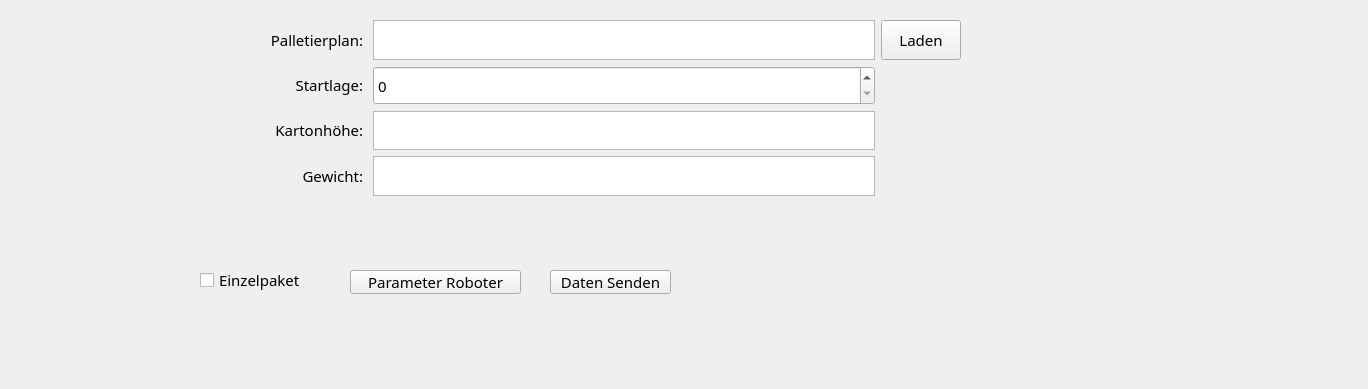
The window that untitled.ui (Snupai/MultipackParser) describes before a commit, drawn with Qt 5.
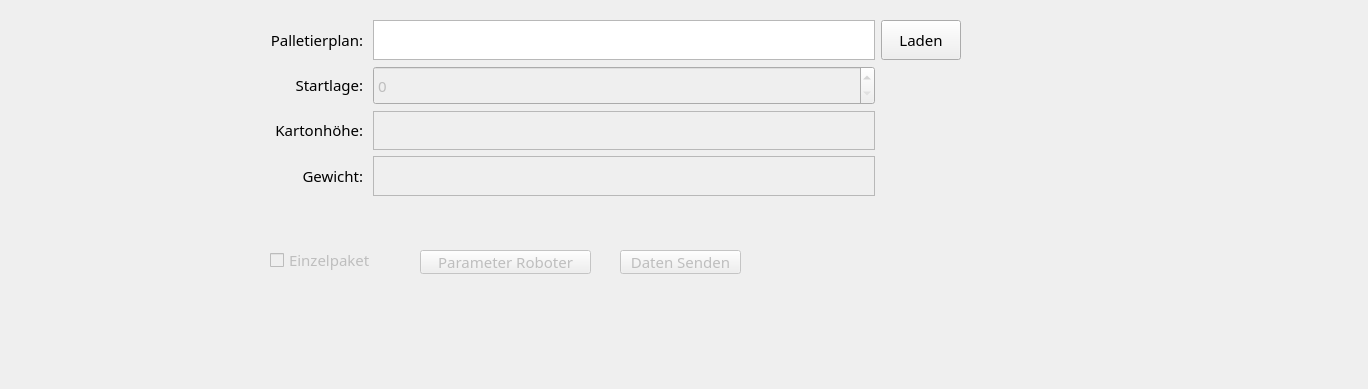
The same window after the commit. The open tabs and pages were chosen to show the change. Icons and pictures are not drawn.

Commit message: disabled buttons from the beginning

Patch:
```diff
--- a/untitled.ui
+++ b/untitled.ui
@@ -135,6 +135,9 @@
    <set>Qt::InputMethodHint::ImhNone</set>
   </property>
   <widget class="QStackedWidget" name="stackedWidget">
+   <property name="enabled">
+    <bool>true</bool>
+   </property>
    <property name="geometry">
     <rect>
      <x>0</x>
@@ -156,7 +159,7 @@
     <enum>QFrame::Shape::NoFrame</enum>
    </property>
    <property name="currentIndex">
-    <number>2</number>
+    <number>0</number>
    </property>
    <widget class="QWidget" name="MainMenu">
     <widget class="QPushButton" name="settings">
@@ -188,10 +191,13 @@
      </property>
     </widget>
     <widget class="QCheckBox" name="checkBox">
+     <property name="enabled">
+      <bool>false</bool>
+     </property>
      <property name="geometry">
       <rect>
-       <x>200</x>
-       <y>270</y>
+       <x>270</x>
+       <y>250</y>
        <width>131</width>
        <height>20</height>
       </rect>
@@ -201,10 +207,13 @@
      </property>
     </widget>
     <widget class="QPushButton" name="pushButton_3">
+     <property name="enabled">
+      <bool>false</bool>
+     </property>
      <property name="geometry">
       <rect>
-       <x>550</x>
-       <y>270</y>
+       <x>620</x>
+       <y>250</y>
        <width>121</width>
        <height>24</height>
       </rect>
@@ -225,6 +234,9 @@
      <layout class="QGridLayout" name="gridLayout">
       <item row="1" column="1">
        <widget class="QSpinBox" name="spinBox">
+        <property name="enabled">
+         <bool>false</bool>
+        </property>
         <property name="sizePolicy">
          <sizepolicy hsizetype="Minimum" vsizetype="Minimum">
           <horstretch>0</horstretch>
@@ -251,6 +263,9 @@
       </item>
       <item row="2" column="1">
        <widget class="QPlainTextEdit" name="EingabeStartlage_2">
+        <property name="enabled">
+         <bool>false</bool>
+        </property>
         <property name="minimumSize">
          <size>
           <width>0</width>
@@ -274,6 +289,9 @@
       </item>
       <item row="3" column="1">
        <widget class="QPlainTextEdit" name="EingabeStartlage_3">
+        <property name="enabled">
+         <bool>false</bool>
+        </property>
         <property name="minimumSize">
          <size>
           <width>0</width>
@@ -349,10 +367,13 @@
      </layout>
     </widget>
     <widget class="QPushButton" name="pushButton_2">
+     <property name="enabled">
+      <bool>false</bool>
+     </property>
      <property name="geometry">
       <rect>
-       <x>350</x>
-       <y>270</y>
+       <x>420</x>
+       <y>250</y>
        <width>171</width>
        <height>24</height>
       </rect>
```
